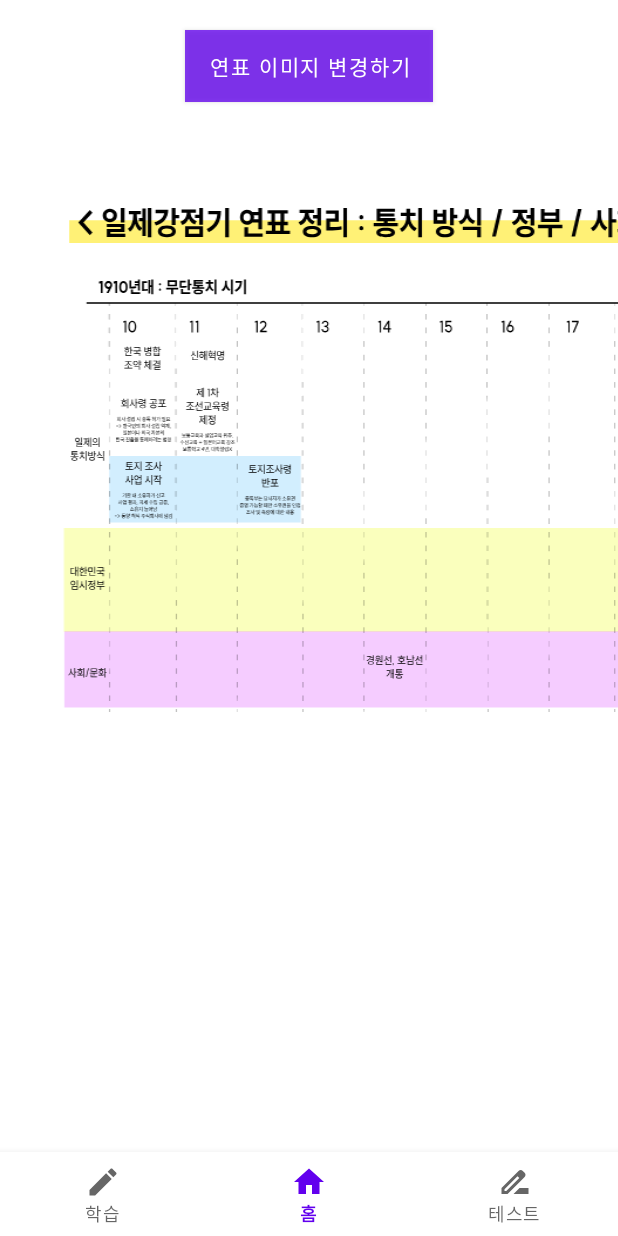
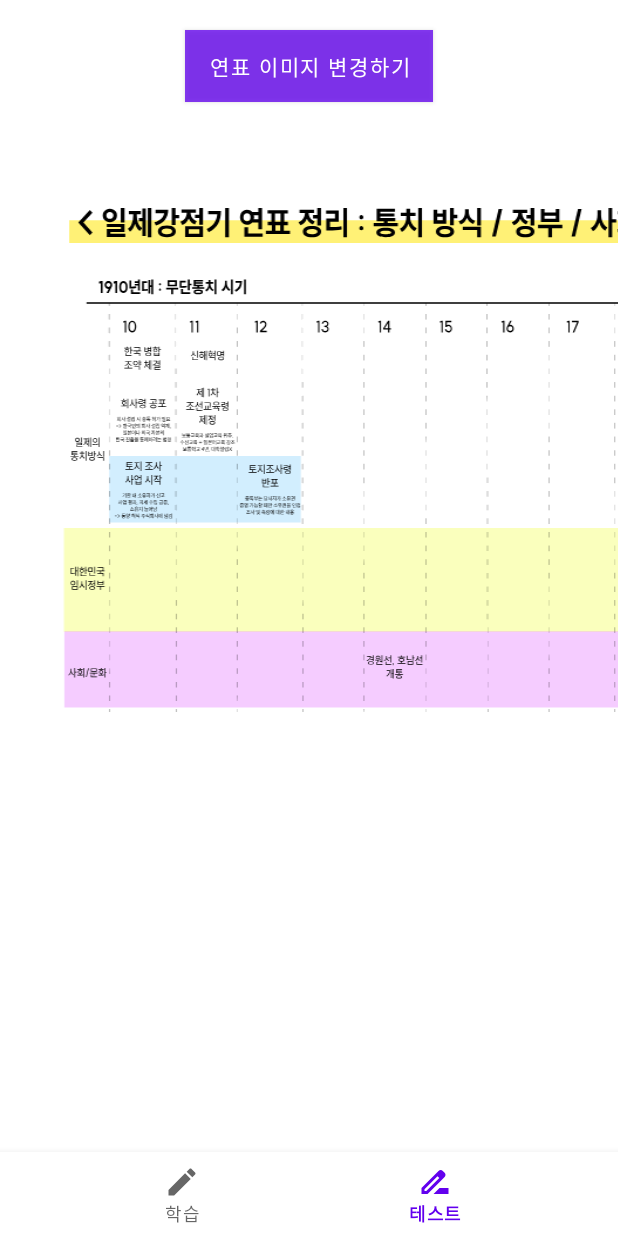
Before and after one commit to jaehyeok3017/HistoryPresentation, an Android app: the screen it shows after launch once a user with an empty profile is signed in (MainActivity), item 2 of the bottom bar chosen, on a phone screen of 412 x 824 dp. Run offline under Robolectric (Android 15) with nearby library versions, the phone set to English and light mode, and no system bars; our stand-ins replace Firebase (no records; nobody signed in at launch, a user with empty details on screens opened directly), data binding.

Commit message:
Feat : `MainActivity` Bottom Navi Home Delete
- Home 필요없어서 삭제

```diff
--- a/app/src/main/java/com/example/historypresentation/ui/main/MainActivity.kt
+++ b/app/src/main/java/com/example/historypresentation/ui/main/MainActivity.kt
@@ -1,16 +1,9 @@
 package com.example.historypresentation.ui.main
 
 import android.os.Bundle
-import androidx.activity.viewModels
-import androidx.annotation.LayoutRes
 import androidx.appcompat.app.AppCompatActivity
-import androidx.databinding.DataBindingUtil
-import androidx.databinding.ViewDataBinding
 import com.example.historypresentation.R
-import com.example.historypresentation.databinding.ActivityLoginBinding
 import com.example.historypresentation.databinding.ActivityMainBinding
-import com.example.historypresentation.ui.base.BaseActivity
-import com.example.historypresentation.ui.main.fragment.MainFragment
 import com.example.historypresentation.ui.main.fragment.QuizFragment
 import com.example.historypresentation.ui.main.fragment.StudyFragment
 
@@ -27,9 +20,6 @@ class MainActivity : AppCompatActivity(){
 
         binding.bottomMenu.setOnItemSelectedListener {
             when(it.itemId) {
-                R.id.nav_home -> {
-                    supportFragmentManager.beginTransaction().replace(R.id.layout_nav_bottom_main, MainFragment()).commit()
-                }
                 R.id.nav_study -> {
                     supportFragmentManager.beginTransaction().replace(R.id.layout_nav_bottom_study, StudyFragment()).commit()
                 }
--- a/app/src/main/java/com/example/historypresentation/ui/main/fragment/MainFragment.kt
+++ /dev/null
@@ -1,23 +0,0 @@
-package com.example.historypresentation.ui.main.fragment
-
-import android.os.Bundle
-import android.view.LayoutInflater
-import android.view.View
-import android.view.ViewGroup
-import androidx.databinding.DataBindingUtil
-import com.example.historypresentation.R
-import com.example.historypresentation.databinding.FragmentMainBinding
-import com.example.historypresentation.ui.base.BaseFragment
-
-class MainFragment : BaseFragment<FragmentMainBinding>(R.layout.fragment_main) {
-    override fun onCreateView(
-        inflater: LayoutInflater,
-        container: ViewGroup?,
-        savedInstanceState: Bundle?
-    ): View? {
-        binding = DataBindingUtil.inflate(layoutInflater, R.layout.fragment_main, container, false)
-
-        return binding.root
-    }
-
-}
--- a/app/src/main/res/menu/navi_menu.xml
+++ b/app/src/main/res/menu/navi_menu.xml
@@ -8,11 +8,6 @@
         android:icon="@drawable/ic_baseline_create_24"
         android:title="학습" />
     <item
-        android:id="@+id/nav_home"
-        app:showAsAction="ifRoom"
-        android:icon="@drawable/ic_baseline_home_24"
-        android:title="홈" />
-    <item
         android:id="@+id/nav_test"
         app:showAsAction="ifRoom"
         android:enabled="true"
```
Also changed, not shown: app/src/main/res/layout/fragment_main.xml (deleted, +0 -25 lines).
